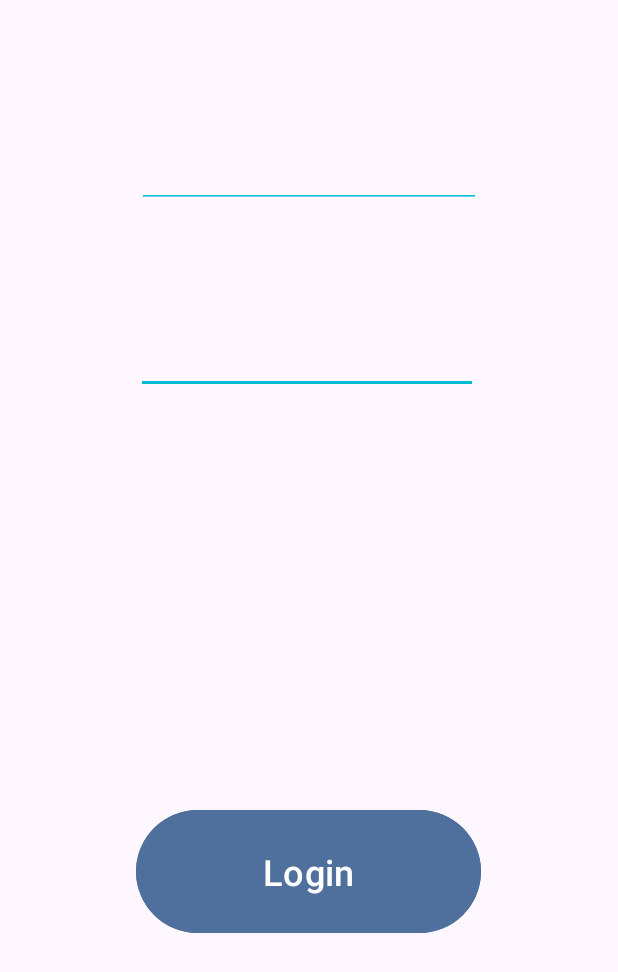
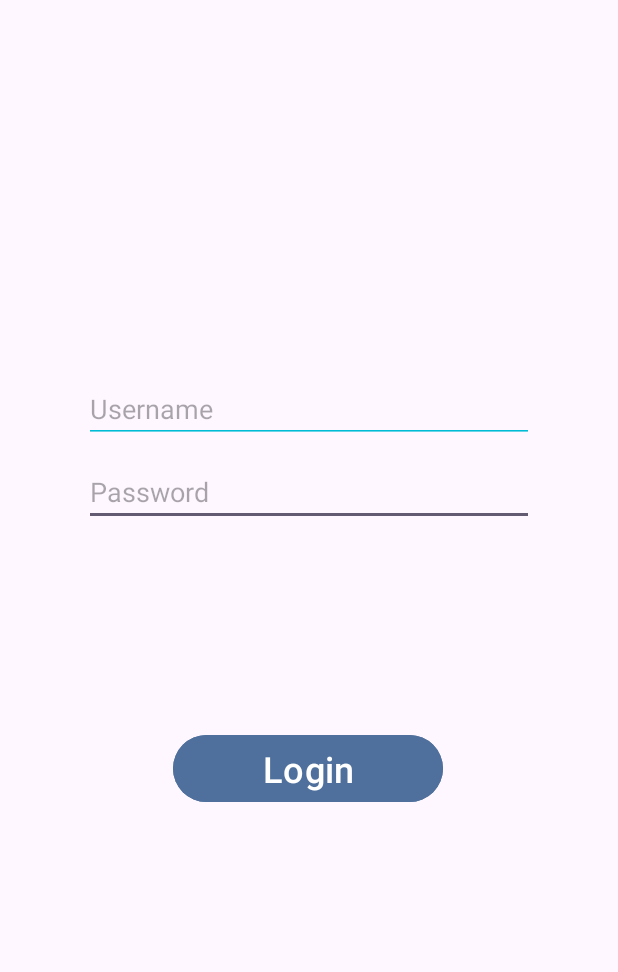
Before and after one commit to saladk21/Hospital_Management_System_V0.1, an Android app: the Login screen opened directly, with no data from a screen before it, on a phone screen of 412 x 824 dp. Shown: the top 972 px of the screen. Run offline under Robolectric (Android 15) with nearby library versions, the phone set to English and light mode, and no system bars.

```diff
--- a/app/src/main/res/layout/activity_doctor.xml
+++ b/app/src/main/res/layout/activity_doctor.xml
@@ -16,7 +16,7 @@
         <!-- Change Button background color to 4F709C, reduce corner radius -->
         <Button
             android:id="@+id/showApp"
-            android:layout_width="240dp"
+            android:layout_width="180dp"
             android:layout_height="wrap_content"
             android:text="Appointments"
             android:backgroundTint="#4F709C" />
@@ -43,7 +43,7 @@
         <!-- Change Button background color to 4F709C, reduce corner radius -->
         <Button
             android:id="@+id/showPatients"
-            android:layout_width="240dp"
+            android:layout_width="180dp"
             android:layout_height="wrap_content"
             android:text="Patients"
             android:backgroundTint="#4F709C" />
@@ -70,7 +70,7 @@
         <!-- Change Button background color to 4F709C, reduce corner radius -->
         <Button
             android:id="@+id/btnPrescribe"
-            android:layout_width="240dp"
+            android:layout_width="180dp"
             android:layout_height="wrap_content"
             android:text="Prescribe"
             android:backgroundTint="#4F709C" />
--- a/app/src/main/res/layout/activity_login.xml
+++ b/app/src/main/res/layout/activity_login.xml
@@ -8,47 +8,42 @@
 
     <Button
         android:id="@+id/Login"
-        android:layout_width="230dp"
-        android:layout_height="90dp"
+        android:layout_width="180dp"
+        android:layout_height="wrap_content"
         android:layout_marginStart="90dp"
-        android:layout_marginTop="125dp"
+        android:layout_marginTop="200dp"
         android:layout_marginEnd="91dp"
-        android:layout_marginBottom="173dp"
+        android:backgroundTint="#4F709C"
         android:text="Login"
         android:textSize="24sp"
         app:layout_constraintBottom_toBottomOf="parent"
         app:layout_constraintEnd_toEndOf="parent"
         app:layout_constraintStart_toStartOf="parent"
-        app:layout_constraintTop_toBottomOf="@+id/Password"
-        android:backgroundTint="#4F709C"/>
+        app:layout_constraintTop_toTopOf="parent" />
 
     <EditText
         android:id="@+id/Password"
-        android:layout_width="228dp"
-        android:layout_height="98dp"
-        android:layout_marginStart="90dp"
-        android:layout_marginEnd="93dp"
-        android:layout_marginBottom="124dp"
+        android:layout_width="300dp"
+        android:layout_height="wrap_content"
+        android:layout_marginTop="10dp"
         android:autofillHints="Password"
-        android:backgroundTint="#00BCD4"
-        android:textSize="34sp"
-        app:layout_constraintBottom_toTopOf="@+id/Login"
+        android:hint="Password"
         app:layout_constraintEnd_toEndOf="parent"
         app:layout_constraintStart_toStartOf="parent"
         app:layout_constraintTop_toBottomOf="@+id/Username" />
 
     <EditText
         android:id="@+id/Username"
-        android:layout_width="229dp"
-        android:layout_height="114dp"
-        android:layout_marginStart="91dp"
-        android:layout_marginEnd="91dp"
-        android:layout_marginBottom="1dp"
+        android:layout_width="300dp"
+        android:layout_height="wrap_content"
+        android:layout_marginStart="50dp"
+        android:layout_marginTop="250dp"
+        android:layout_marginEnd="50dp"
         android:autofillHints="Username"
         android:backgroundTint="#00BCD4"
-        android:textSize="34sp"
-        app:layout_constraintBottom_toTopOf="@+id/Password"
+        android:hint="Username"
         app:layout_constraintEnd_toEndOf="parent"
+        app:layout_constraintHorizontal_bias="0.475"
         app:layout_constraintStart_toStartOf="parent"
         app:layout_constraintTop_toTopOf="parent" />
 </androidx.constraintlayout.widget.ConstraintLayout>
```
Also changed, not shown: app/src/main/res/layout/activity_admin.xml (+4 -4 lines), app/src/main/res/layout/activity_nurse.xml (+9 -13 lines).
